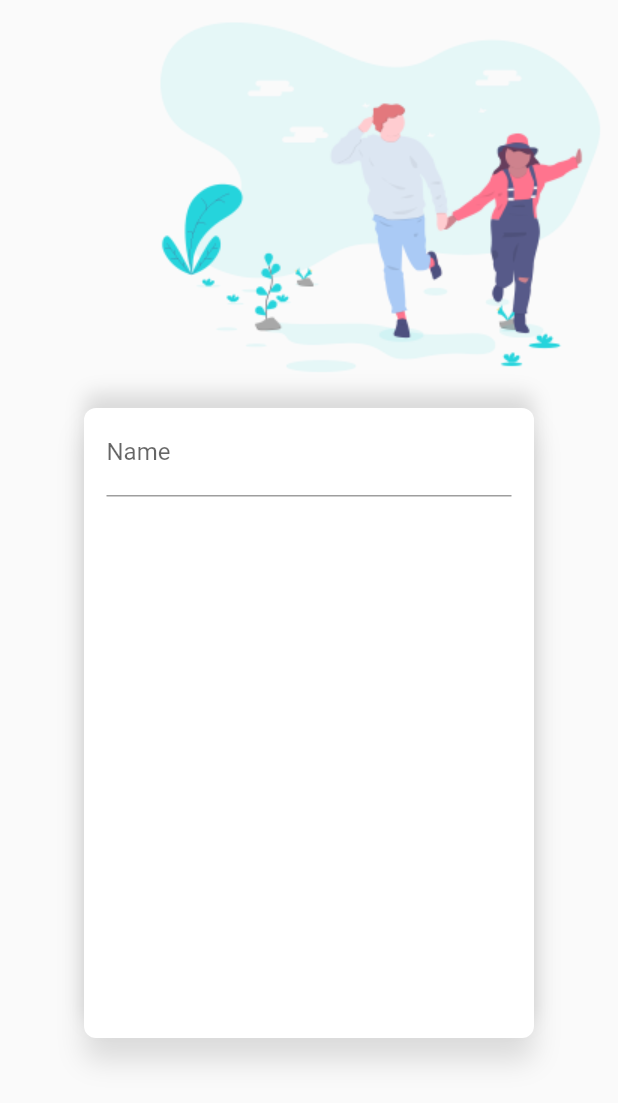
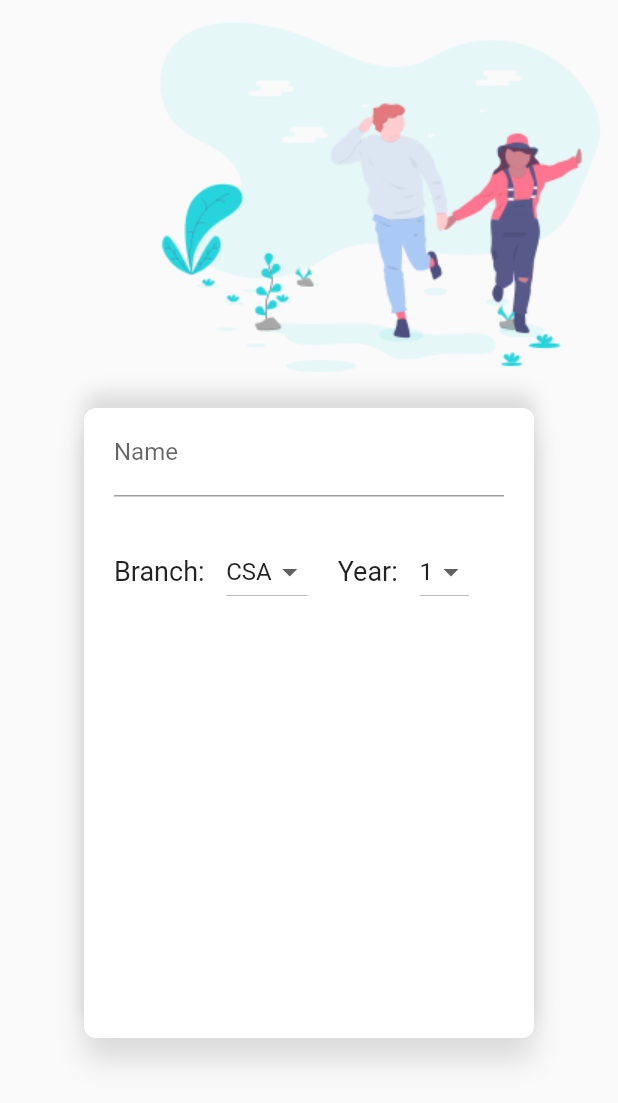
Before and after one commit to Nikhil713/MecDrive-Prototype, a Flutter app: the screen it shows after launch, on a phone screen of 412 x 824 dp. Shown: the top 1103 px of the screen. Run offline on Flutter 3.47's test engine with Material 2 defaults, Android fonts, the phone set to English and light mode, and no system bars.

Commit message:
Branch and year added

```diff
--- a/lib/authentication/newSignup.dart
+++ b/lib/authentication/newSignup.dart
@@ -7,6 +7,9 @@ class SignUp extends StatefulWidget {
 
 class _SignUpState extends State<SignUp> {
   final GlobalKey<FormState> formKey = GlobalKey<FormState>();
+  String branch = "CSA";
+  String year = '1';
+
   @override
   Widget build(BuildContext context) {
     return Scaffold(
@@ -30,7 +33,7 @@ class _SignUpState extends State<SignUp> {
               ),
               Container(
                 // Container design
-                padding: EdgeInsets.fromLTRB(15.0, 0.0, 15.0, 0.0),
+                padding: EdgeInsets.fromLTRB(20.0, 0.0, 20.0, 0.0),
                 width: 300.0,
                 height: 420.0,
                 decoration: BoxDecoration(
@@ -52,9 +55,60 @@ class _SignUpState extends State<SignUp> {
                   autovalidate: true,
                   child: ListView(
                     children: <Widget>[
+                      // UserName
                       TextFormField(
                         decoration: InputDecoration(labelText: "Name"),
-                      )
+                      ),
+                      Padding(
+                        padding: EdgeInsets.all(13.0),
+                      ),
+                      // Branch
+                      Row(
+                        children: <Widget>[
+                          Text("Branch: ", style: TextStyle(fontSize: 18.0)),
+                          Padding(padding: EdgeInsets.all(5.0)),
+                          DropdownButton<String>(
+                            value: branch,
+                            items: <String>[
+                              'CSA',
+                              'CSB',
+                              'ECA',
+                              'ECB',
+                              'EEE',
+                              'EB'
+                            ].map<DropdownMenuItem<String>>((String value) {
+                              return DropdownMenuItem<String>(
+                                value: value,
+                                child: Text(value),
+                              );
+                            }).toList(),
+                            onChanged: (String value) {
+                              setState(() {
+                                branch = value;
+                              });
+                            },
+                          ),
+                          Padding(padding: EdgeInsets.all(10.0)),
+                          // Year
+                          Text("Year: ", style: TextStyle(fontSize: 18.0)),
+                          Padding(padding: EdgeInsets.all(5.0)),
+                          DropdownButton<String>(
+                            value: year,
+                            items: <String>['1', '2', '3', '4']
+                                .map<DropdownMenuItem<String>>((String value) {
+                              return DropdownMenuItem<String>(
+                                value: value,
+                                child: Text(value),
+                              );
+                            }).toList(),
+                            onChanged: (String value) {
+                              setState(() {
+                                branch = value;
+                              });
+                            },
+                          )
+                        ],
+                      ),
                     ],
                   ),
                 ),
```
